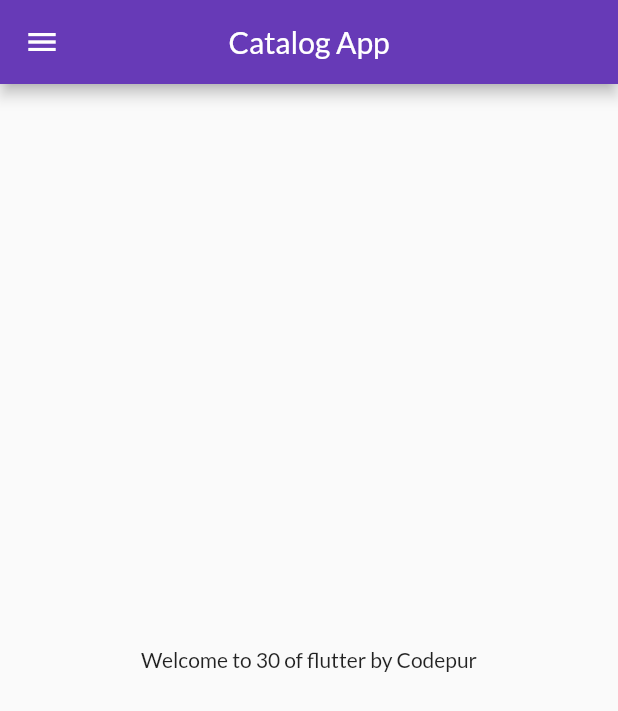
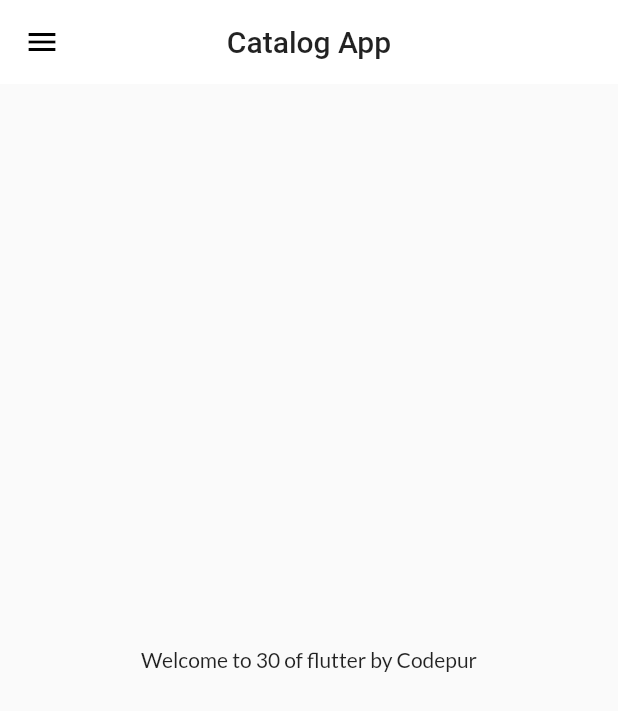
Before and after one commit to ramizqazi/Flutter-Practice, a Flutter app: the screen it shows after launch, on a phone screen of 412 x 824 dp. Shown: the top 711 px of the screen. Run offline on Flutter 3.47's test engine with Material 2 defaults, Android fonts, the phone set to English and light mode, and no system bars; our stand-ins replace google_fonts.

Commit message:
theme extraction

```diff
--- a/lib/main.dart
+++ b/lib/main.dart
@@ -1,7 +1,7 @@
 import 'package:flutter/material.dart';
 import 'package:flutter_application_1/utils/routes.dart';
-import 'package:google_fonts/google_fonts.dart';
 
+import './widget/themes.dart';
 import 'pages/home_page.dart';
 import 'pages/login_page.dart';
 
@@ -17,11 +17,8 @@
   Widget build(BuildContext context) {
     return MaterialApp(
       // home: HomePage(),
-      theme: ThemeData(
-        primarySwatch: Colors.deepPurple,
-        fontFamily: GoogleFonts.lato().fontFamily,
-        primaryTextTheme: GoogleFonts.latoTextTheme(),
-      ),
+      theme: MyTheme.lightTheme(context),
+      darkTheme: MyTheme.darkTheme(context),
       initialRoute: MyRoutes.homeRoute,
       debugShowCheckedModeBanner: false,
       routes: {
--- /dev/null
+++ b/lib/widget/themes.dart
@@ -0,0 +1,19 @@
+import 'package:flutter/material.dart';
+import 'package:google_fonts/google_fonts.dart';
+
+class MyTheme {
+  static ThemeData lightTheme(BuildContext context) => ThemeData(
+        primarySwatch: Colors.deepPurple,
+        fontFamily: GoogleFonts.lato().fontFamily,
+        primaryTextTheme: GoogleFonts.latoTextTheme(),
+        appBarTheme: AppBarTheme(
+          color: Colors.white,
+          elevation: 0.0,
+          iconTheme: IconThemeData(color: Colors.black),
+          titleTextStyle: Theme.of(context).textTheme.titleLarge,
+        ),
+      );
+  static ThemeData darkTheme(BuildContext context) => ThemeData(
+        brightness: Brightness.dark,
+      );
+}
```
